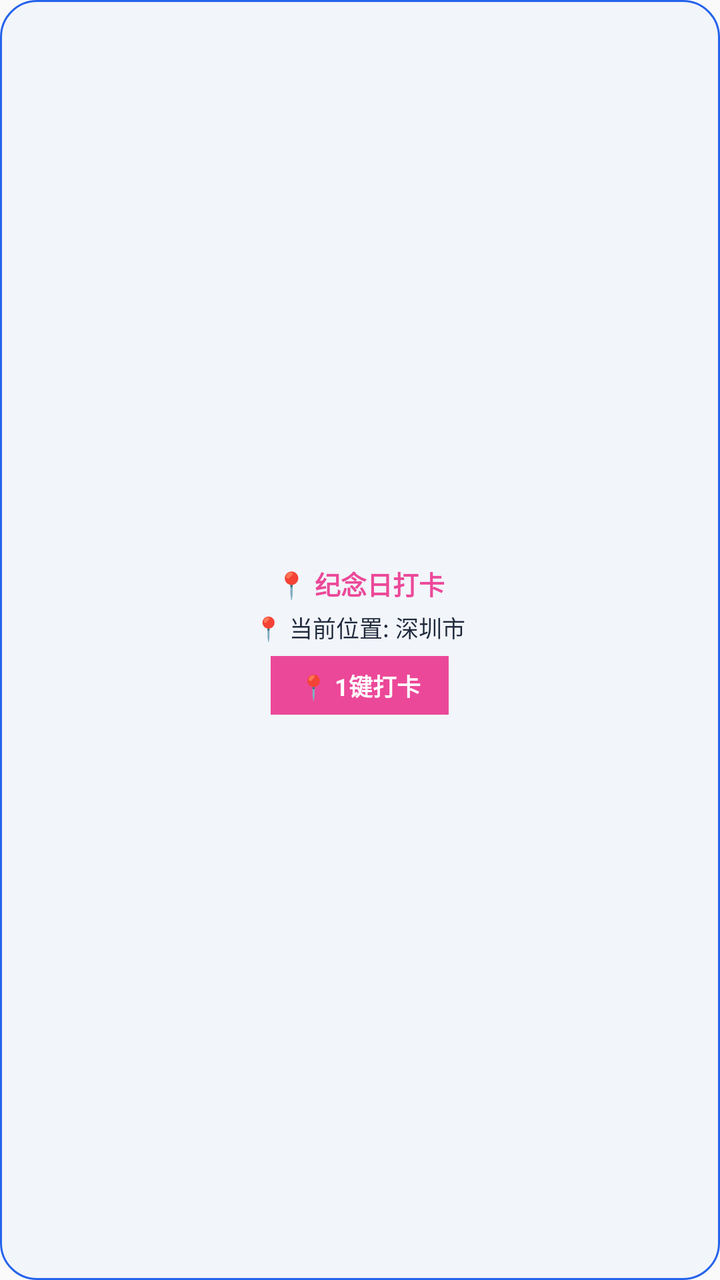
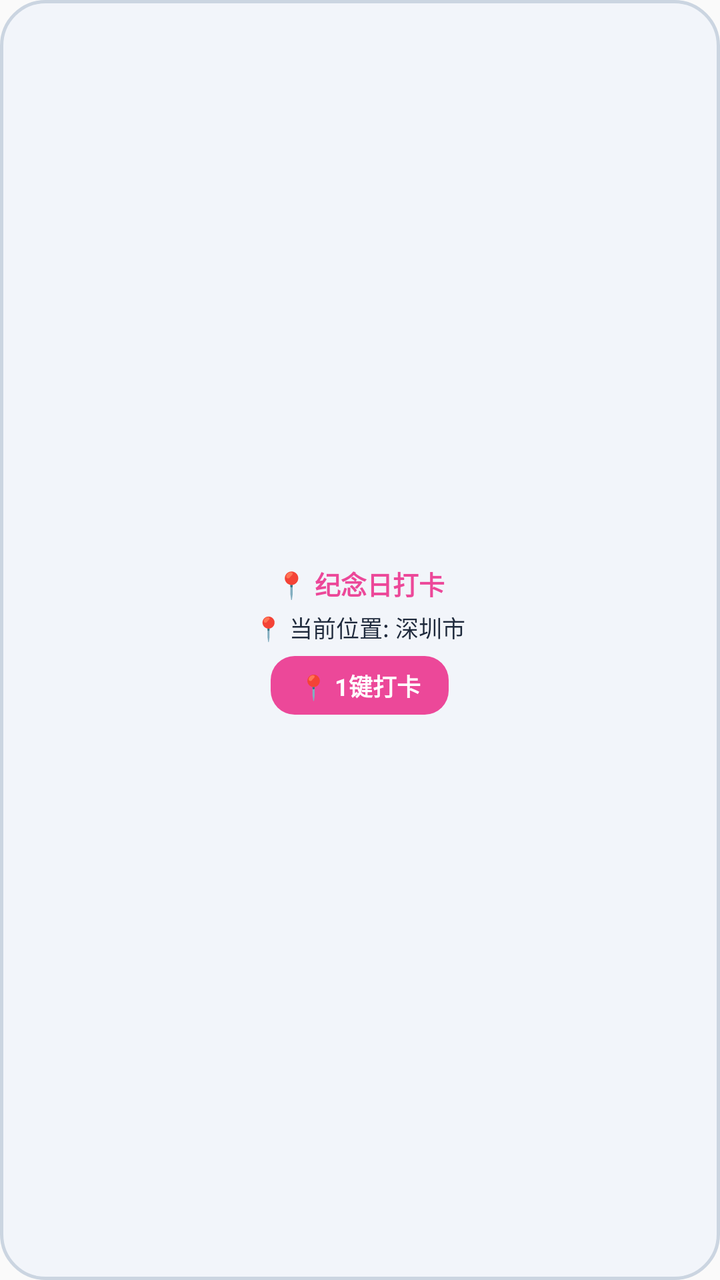

The first picture is an Android layout as it rendered before a commit; the second is the same layout after the commit. The layout source and the unified diff follow.
<!-- AndroidManifest.xml: application theme Theme.DateCalculator -->
<!-- res/layout/widget_checkin.xml -->
<?xml version="1.0" encoding="utf-8"?>
<LinearLayout xmlns:android="http://schemas.android.com/apk/res/android"
    android:layout_width="match_parent"
    android:layout_height="match_parent"
    android:orientation="vertical"
    android:background="@drawable/widget_bg_rounded"
    android:padding="10dp"
    android:gravity="center">

    <TextView
        android:id="@+id/widget_checkin_title"
        android:layout_width="wrap_content"
        android:layout_height="wrap_content"
        android:text="📍 纪念日打卡"
        android:textSize="13sp"
        android:textStyle="bold"
        android:textColor="#EC4899" />

    <TextView
        android:id="@+id/widget_checkin_location"
        android:layout_width="wrap_content"
        android:layout_height="wrap_content"
        android:text="📍 当前位置: 深圳市"
        android:textSize="11.5sp"
        android:textColor="#1E293B"
        android:layout_marginTop="4dp" />

    <TextView
        android:id="@+id/widget_checkin_btn"
        android:layout_width="wrap_content"
        android:layout_height="wrap_content"
        android:text="📍 1键打卡"
        android:textSize="12sp"
        android:textStyle="bold"
        android:textColor="#FFFFFF"
        android:background="#EC4899"
        android:paddingHorizontal="14dp"
        android:paddingVertical="6dp"
        android:layout_marginTop="6dp" />
</LinearLayout>
<!-- resources referenced by this layout -->
<resources>
  <!-- drawable widget_bg_rounded (drawable) -->
  <?xml version="1.0" encoding="utf-8"?>
  <shape xmlns:android="http://schemas.android.com/apk/res/android">
      <solid android:color="#F2F5FA" />
      <corners android:radius="18dp" />
      <stroke android:width="1dp" android:color="#2563EB" />
  </shape>
  <style name="Theme.DateCalculator" parent="android:Theme.Material.Light.NoActionBar" />
</resources>

<!-- the commit's change to res/layout/widget_checkin.xml (unified diff, before → after) -->
@@ -3,8 +3,8 @@
     android:layout_width="match_parent"
     android:layout_height="match_parent"
     android:orientation="vertical"
-    android:background="@drawable/widget_bg_rounded"
-    android:padding="10dp"
+    android:background="@drawable/widget_bg_neumorphic"
+    android:padding="12dp"
     android:gravity="center">
 
     <TextView
@@ -33,7 +33,7 @@
         android:textSize="12sp"
         android:textStyle="bold"
         android:textColor="#FFFFFF"
-        android:background="#EC4899"
+        android:background="@drawable/widget_btn_neumorphic_pink"
         android:paddingHorizontal="14dp"
         android:paddingVertical="6dp"
         android:layout_marginTop="6dp" />
<!-- resource entries referenced after the edit -->
@@ -1,11 +1,17 @@
 <!-- resources referenced by this layout -->
 <resources>
-  <!-- drawable widget_bg_rounded (drawable) -->
+  <!-- drawable widget_bg_neumorphic (drawable) -->
   <?xml version="1.0" encoding="utf-8"?>
   <shape xmlns:android="http://schemas.android.com/apk/res/android">
       <solid android:color="#F2F5FA" />
-      <corners android:radius="18dp" />
-      <stroke android:width="1dp" android:color="#2563EB" />
+      <corners android:radius="22dp" />
+      <stroke android:width="1.5dp" android:color="#CBD5E1" />
+  </shape>
+  <!-- drawable widget_btn_neumorphic_pink (drawable) -->
+  <?xml version="1.0" encoding="utf-8"?>
+  <shape xmlns:android="http://schemas.android.com/apk/res/android">
+      <solid android:color="#EC4899" />
+      <corners android:radius="12dp" />
   </shape>
   <style name="Theme.DateCalculator" parent="android:Theme.Material.Light.NoActionBar" />
 </resources>
